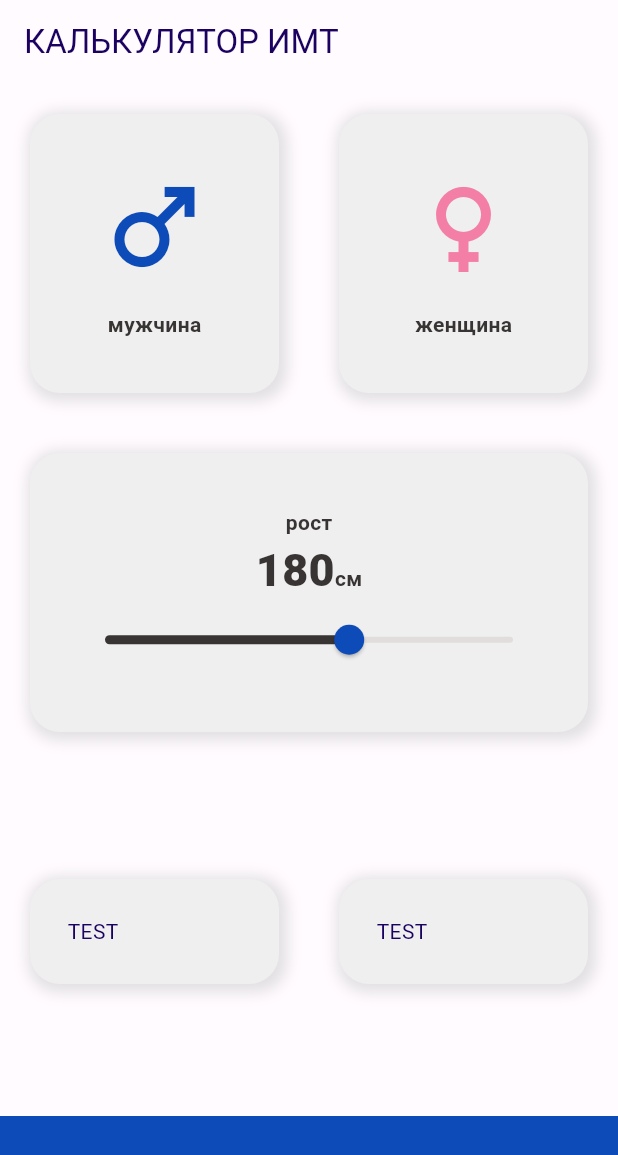
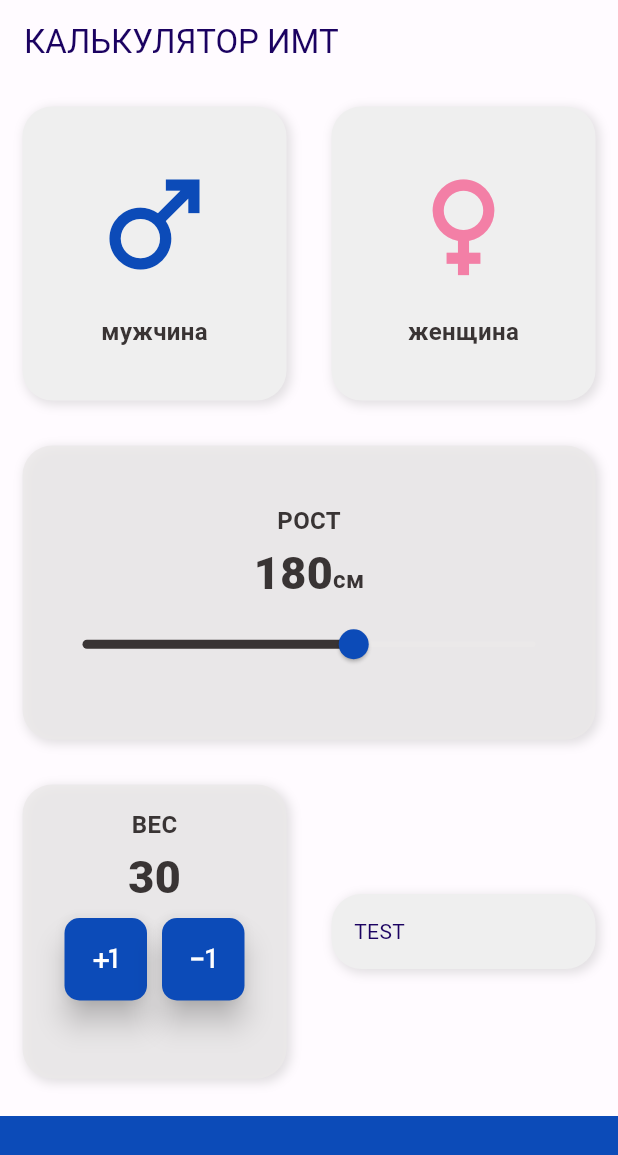
Before and after one commit to leksidev/flutter_bmi_app_by_leksiDev, a Flutter app: the screen it shows after launch, on a phone screen of 412 x 824 dp. Shown: the top 1155 px of the screen. Run offline on Flutter 3.47's test engine with Material 2 defaults, Android fonts, the phone set to English and light mode, and no system bars.

Commit message:
Added weight widget

```diff
--- a/lib/card_content.dart
+++ b/lib/card_content.dart
@@ -17,7 +17,7 @@ class CardContent extends StatelessWidget {
         Icon(
           color: color,
           icon,
-          size: 80.0,
+          size: 90.0,
         ),
         const SizedBox(
           height: 15.0,
--- a/lib/constants.dart
+++ b/lib/constants.dart
@@ -3,14 +3,18 @@ import 'package:flutter/material.dart';
 const kBottomContainerHight = 80.0;
 const kDarkBlueAccentColor = Color.fromARGB(255, 12, 75, 184);
 const kPrimaryColor = Color.fromARGB(255, 239, 239, 239);
-const kInactiveColor = Color.fromARGB(68, 186, 171, 171);
+const kActiveColor = Color.fromARGB(206, 235, 233, 233);
 const kLabelColor = Color.fromARGB(255, 57, 52, 52);
 
 const kLabelTextStyle = TextStyle(
-  fontSize: 14.0,
+  fontSize: 16.0,
+  height: 1.5,
   color: kLabelColor,
   fontWeight: FontWeight.bold,
 );
 
-const kNumberTextStyle =
-    TextStyle(fontSize: 30.0, fontWeight: FontWeight.w900, color: kLabelColor);
+const kNumberTextStyle = TextStyle(
+    fontSize: 30.0,
+    height: 1.5,
+    fontWeight: FontWeight.w900,
+    color: kLabelColor);
--- a/lib/input_page.dart
+++ b/lib/input_page.dart
@@ -19,6 +19,7 @@ class InputPage extends StatefulWidget {
 class _InputPageState extends State<InputPage> {
   Gender? selectedGender;
   int _height = 180;
+  int _weight = 30;
 
   @override
   Widget build(BuildContext context) {
@@ -41,11 +42,9 @@ class _InputPageState extends State<InputPage> {
                         selectedGender = Gender.male;
                       });
                     }),
-                    cardBorder: Border.all(
-                      color: selectedGender == Gender.male
-                          ? kPrimaryColor
-                          : kInactiveColor,
-                    ),
+                    cardColor: selectedGender == Gender.male
+                        ? kActiveColor
+                        : kPrimaryColor,
                     cardChild: const CardContent(
                       label: 'мужчина',
                       icon: Icons.male,
@@ -60,11 +59,9 @@ class _InputPageState extends State<InputPage> {
                         selectedGender = Gender.female;
                       });
                     },
-                    cardBorder: Border.all(
-                      color: selectedGender == Gender.female
-                          ? kPrimaryColor
-                          : kInactiveColor,
-                    ),
+                    cardColor: selectedGender == Gender.female
+                        ? kActiveColor
+                        : kPrimaryColor,
                     cardChild: const CardContent(
                       label: 'женщина',
                       icon: Icons.female,
@@ -77,14 +74,12 @@ class _InputPageState extends State<InputPage> {
           ),
           Expanded(
             child: ReusableCard(
-              cardBorder: Border.all(
-                color: kPrimaryColor,
-              ),
+              cardColor: kActiveColor,
               cardChild: Column(
                 mainAxisAlignment: MainAxisAlignment.center,
                 children: <Widget>[
                   const Text(
-                    'рост',
+                    'РОСТ',
                     style: kLabelTextStyle,
                   ),
                   Row(
@@ -106,7 +101,7 @@ class _InputPageState extends State<InputPage> {
                     data: SliderTheme.of(context).copyWith(
                         thumbColor: kDarkBlueAccentColor,
                         activeTrackColor: kLabelColor,
-                        inactiveTrackColor: kInactiveColor,
+                        inactiveTrackColor: kActiveColor,
                         overlayColor: const Color.fromARGB(79, 226, 32, 123),
                         thumbShape: const RoundSliderThumbShape(
                             enabledThumbRadius: 10.0),
@@ -133,18 +128,52 @@ class _InputPageState extends State<InputPage> {
               children: [
                 Expanded(
                   child: ReusableCard(
-                    cardBorder: Border.all(
-                      color: kPrimaryColor,
+                    cardColor: kActiveColor,
+                    cardChild: Column(
+                      children: [
+                        const Text(
+                          'ВЕС',
+                          style: kLabelTextStyle,
+                        ),
+                        Text(
+                          _weight.toString(),
+                          style: kNumberTextStyle,
+                        ),
+                        const SizedBox(
+                          height: 5.0,
+                        ),
+                        Row(
+                          mainAxisAlignment: MainAxisAlignment.center,
+                          children: [
+                            RoundIconButton(
+                              icon: Icons.plus_one,
+                              onPressed: () {
+                                setState(() {
+                                  _weight++;
+                                });
+                              },
+                            ),
+                            const SizedBox(
+                              width: 10.0,
+                            ),
+                            RoundIconButton(
+                              icon: Icons.exposure_minus_1,
+                              onPressed: () {
+                                setState(() {
+                                  _weight--;
+                                });
+                              },
+                            ),
+                          ],
+                        )
+                      ],
                     ),
-                    cardChild: const Text("TEST"),
                   ),
                 ),
-                Expanded(
+                const Expanded(
                   child: ReusableCard(
-                    cardBorder: Border.all(
-                      color: kPrimaryColor,
-                    ),
-                    cardChild: const Text("TEST"),
+                    cardColor: kPrimaryColor,
+                    cardChild: Text("TEST"),
                   ),
                 ),
               ],
@@ -163,3 +192,28 @@ class _InputPageState extends State<InputPage> {
     );
   }
 }
+
+class RoundIconButton extends StatelessWidget {
+  const RoundIconButton(
+      {super.key, required this.icon, required this.onPressed});
+
+  final IconData icon;
+  final VoidCallback onPressed;
+
+  @override
+  Widget build(BuildContext context) {
+    return RawMaterialButton(
+      shape: RoundedRectangleBorder(
+        borderRadius: BorderRadius.circular(10.0),
+      ),
+      fillColor: kDarkBlueAccentColor,
+      elevation: 8.0,
+      constraints: const BoxConstraints.tightFor(width: 55.0, height: 55.0),
+      onPressed: onPressed,
+      child: Icon(
+        icon,
+        color: Colors.white,
+      ),
+    );
+  }
+}
--- a/lib/reusable_card.dart
+++ b/lib/reusable_card.dart
@@ -1,15 +1,14 @@
 import 'package:flutter/material.dart';
-import 'package:flutter_bmi_app/constants.dart';
 
 class ReusableCard extends StatelessWidget {
   const ReusableCard({
     super.key,
-    required this.cardBorder,
+    required this.cardColor,
     this.cardChild,
     this.onPress,
   });
 
-  final Border cardBorder;
+  final Color cardColor;
   final Widget? cardChild;
   final VoidCallback? onPress;
 
@@ -20,18 +19,18 @@ class ReusableCard extends StatelessWidget {
       child: Container(
         decoration: BoxDecoration(
           borderRadius: const BorderRadius.all(Radius.circular(20)),
-          color: kPrimaryColor,
+          color: cardColor,
           boxShadow: [
             BoxShadow(
               color: Colors.grey.withOpacity(0.3),
-              spreadRadius: 3,
-              blurRadius: 8,
+              spreadRadius: 1,
+              blurRadius: 5,
               offset: const Offset(2, 2), // changes position of shadow
             ),
           ],
         ),
-        padding: const EdgeInsets.all(25.0),
-        margin: const EdgeInsets.all(20.0),
+        padding: const EdgeInsets.all(15.0),
+        margin: const EdgeInsets.all(15.0),
         child: cardChild,
       ),
     );
```
